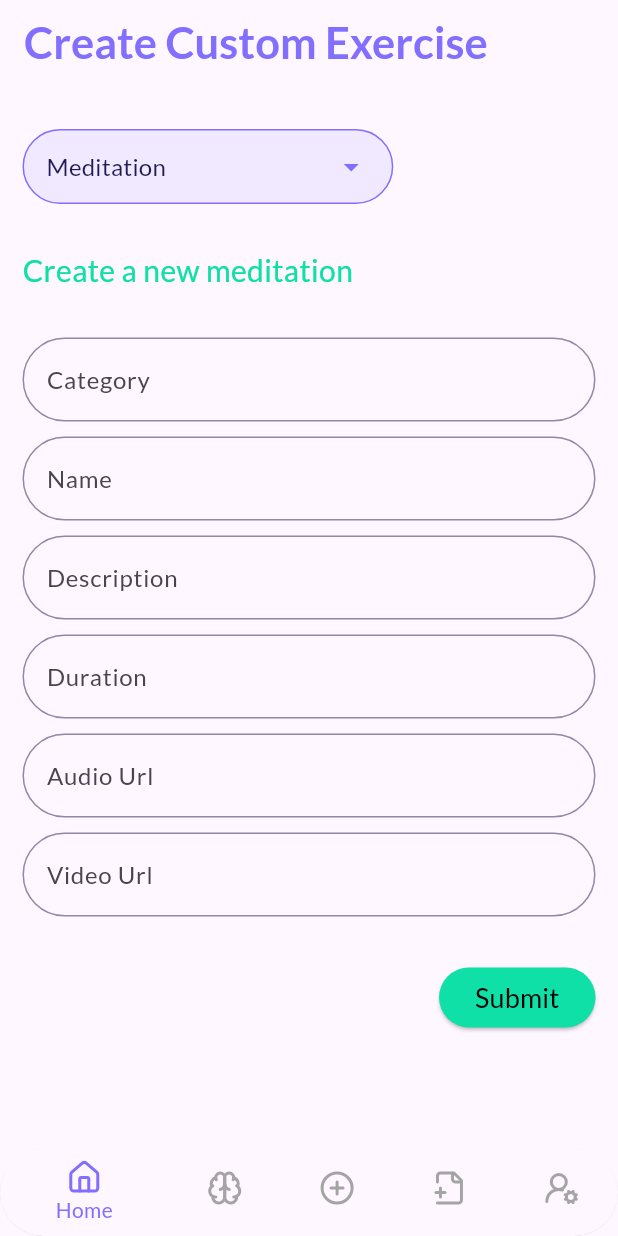
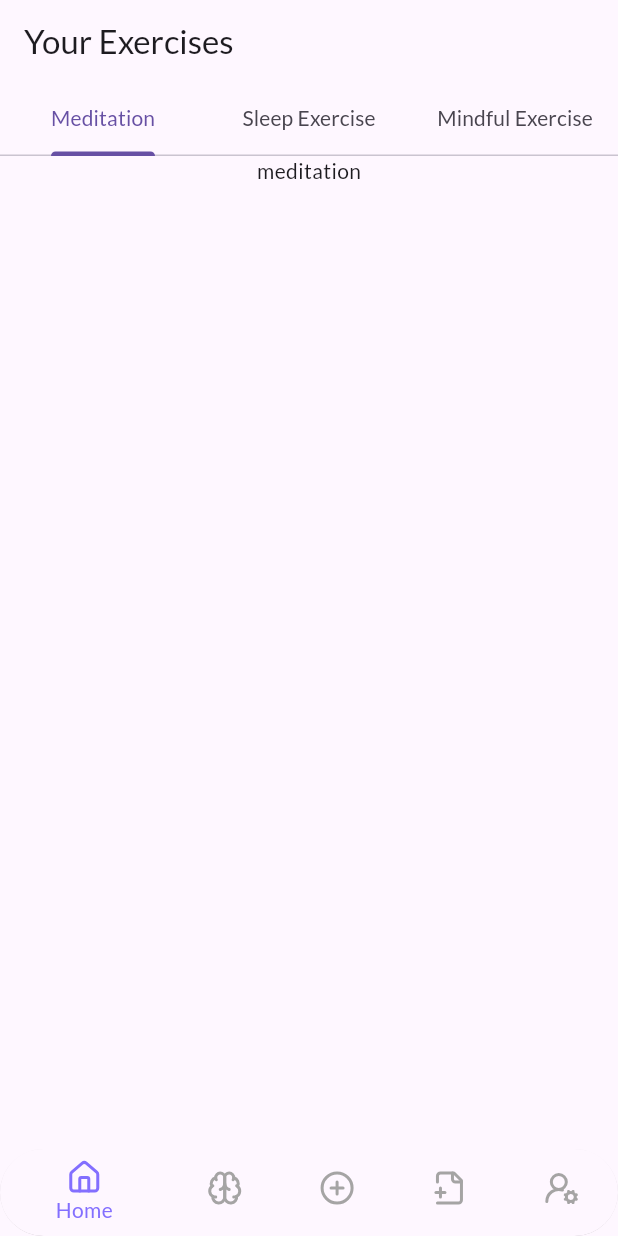
Before and after one commit to dinuka920/Flutter-App-09---Meditator, a Flutter app: the screen it shows after launch, on a phone screen of 412 x 824 dp. Run offline on Flutter 3.47's test engine with Material 3 defaults, Android fonts, the phone set to English and light mode, and no system bars; our stand-ins replace flutter_svg, go_router, google_fonts, hive, hive_flutter, image_picker and 1 more; accounts and stored records are empty.

Commit message:
methode of Display and Delete Meditation and tabBar

```diff
--- a/lib/pages/main_screen.dart
+++ b/lib/pages/main_screen.dart
@@ -17,10 +17,10 @@ class MainScreen extends StatefulWidget {
 class _MainScreenState extends State<MainScreen> {
   int _selectedIndex = 0;
   static const List<Widget> _pages = [
+    CustomExercisePage(),
     CreateCustomExercisePage(),
     HomePage(),
     MindfullExercisePage(),
-    CustomExercisePage(),
     ProfilePage(),
   ];
 
--- a/lib/pages/main_screens/custom_exercise_page.dart
+++ b/lib/pages/main_screens/custom_exercise_page.dart
@@ -1,13 +1,39 @@
 import 'package:flutter/material.dart';
+import 'package:meditator_app/widgets/tabs/meditation_tab.dart';
+import 'package:meditator_app/widgets/tabs/mindful_exercise_tab.dart';
+import 'package:meditator_app/widgets/tabs/sleep_exercise_tab.dart';
 
 class CustomExercisePage extends StatelessWidget {
   const CustomExercisePage({super.key});
 
   @override
   Widget build(BuildContext context) {
-    return Scaffold(
-      appBar: AppBar(
-        title: Text("Custom Exercise Page"),
+    return DefaultTabController(
+      length: 3,
+      child: Scaffold(
+        appBar: AppBar(
+          title: const Text("Your Exercises"),
+          bottom: TabBar(
+            tabs: [
+              Tab(
+                text: "Meditation",
+              ),
+              Tab(
+                text: "Sleep Exercise",
+              ),
+              Tab(
+                text: "Mindful Exercise",
+              ),
+            ],
+          ),
+        ),
+        body: TabBarView(
+          children: [
+            MeditationTab(),
+            SleepExerciseTab(),
+            MindfullExerciseTab(),
+          ],
+        ),
       ),
     );
   }
--- /dev/null
+++ b/lib/widgets/tabs/meditation_tab.dart
@@ -0,0 +1,16 @@
+import 'package:flutter/material.dart';
+
+class MeditationTab extends StatelessWidget {
+  const MeditationTab({super.key});
+
+  @override
+  Widget build(BuildContext context) {
+    return SingleChildScrollView(
+      child: Column(
+        children: [
+          Text("meditation"),
+        ],
+      ),
+    );
+  }
+}
```
Also changed, not shown: lib/services/meditation_service.dart (+61 -0 lines), lib/widgets/tabs/mindful_exercise_tab.dart (added, +16 -0 lines), lib/widgets/tabs/sleep_exercise_tab.dart (added, +16 -0 lines).
